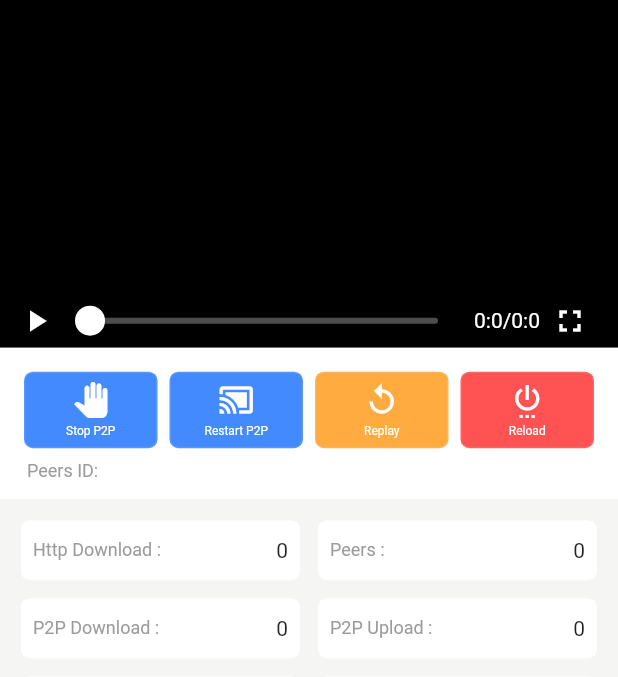
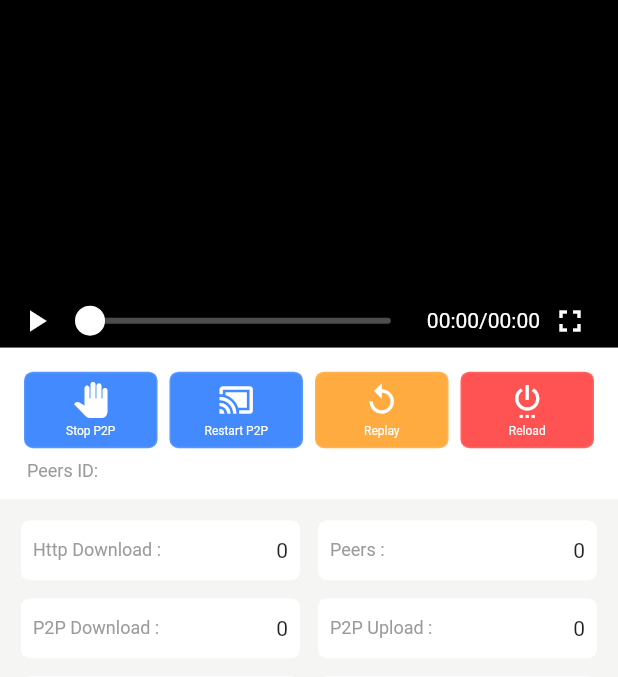
Before and after one commit to cdnbye/flutter-p2p-engine, a Flutter app: the VideoPage screen opened directly, on a phone screen of 412 x 824 dp, the part 84-761 px from its top. Run offline on Flutter 3.47's test engine with Material 2 defaults, Android fonts, the phone set to English and light mode, and no system bars; our stand-ins replace video_player; network calls fail; statements that could not run were skipped.

Commit message:
修正了播放时间与标题的显示

```diff
--- a/example/lib/pages/videoPage.dart
+++ b/example/lib/pages/videoPage.dart
@@ -25,6 +25,7 @@ class _VideoPageState extends State<VideoPage> {
   @override
   void dispose() {
     vpController?.dispose();
+    CdnByeListener().videoInfo.removeListener(_updateVideoInfo);
     super.dispose();
   }
 
@@ -35,7 +36,8 @@ class _VideoPageState extends State<VideoPage> {
     super.initState();
   }
 
-  _updateVideoInfo(Map info) async {
+  _updateVideoInfo() async {
+    Map info = CdnByeListener().videoInfo.value;
     print('Received SDK info: $info');
     String key = info.keys.toList().first;
     dynamic value = info.values.toList().first;
@@ -53,9 +55,7 @@ class _VideoPageState extends State<VideoPage> {
   Map<String, int> map = {};
 
   _initEngine() async {
-    CdnByeListener().videoInfo.addListener(() {
-      _updateVideoInfo(CdnByeListener().videoInfo.value);
-    });
+    CdnByeListener().videoInfo.addListener(_updateVideoInfo);
     _version = await Cdnbye.platformVersion; // sdk version
   }
 
@@ -230,7 +230,7 @@ class _VideoPageState extends State<VideoPage> {
 
     return Scaffold(
       appBar: AppBar(
-        title: Text('CDNBye Demo'),
+        title: Text(widget.resource?.title ?? 'CDNBye Demo'),
       ),
       body: ListView(
         children: <Widget>[
--- a/example/lib/views/videoPlayer.dart
+++ b/example/lib/views/videoPlayer.dart
@@ -19,7 +19,15 @@ class VideoPlayerWidget extends StatelessWidget {
     var min = (videoDuration ~/ 1000) ~/ 60;
     var nowSec = (videoPositon ~/ 1000) % 60;
     var nowMin = (videoPositon ~/ 1000) ~/ 60;
-    return '$nowMin:$nowSec/$min:$sec';
+    return '${f2(nowMin)}:${f2(nowSec)}/${f2(min)}:${f2(sec)}';
+  }
+
+  static String f2(int a) {
+    if (a < 10) {
+      return '0$a';
+    } else {
+      return '$a';
+    }
   }
 
   const VideoPlayerWidget({
```
